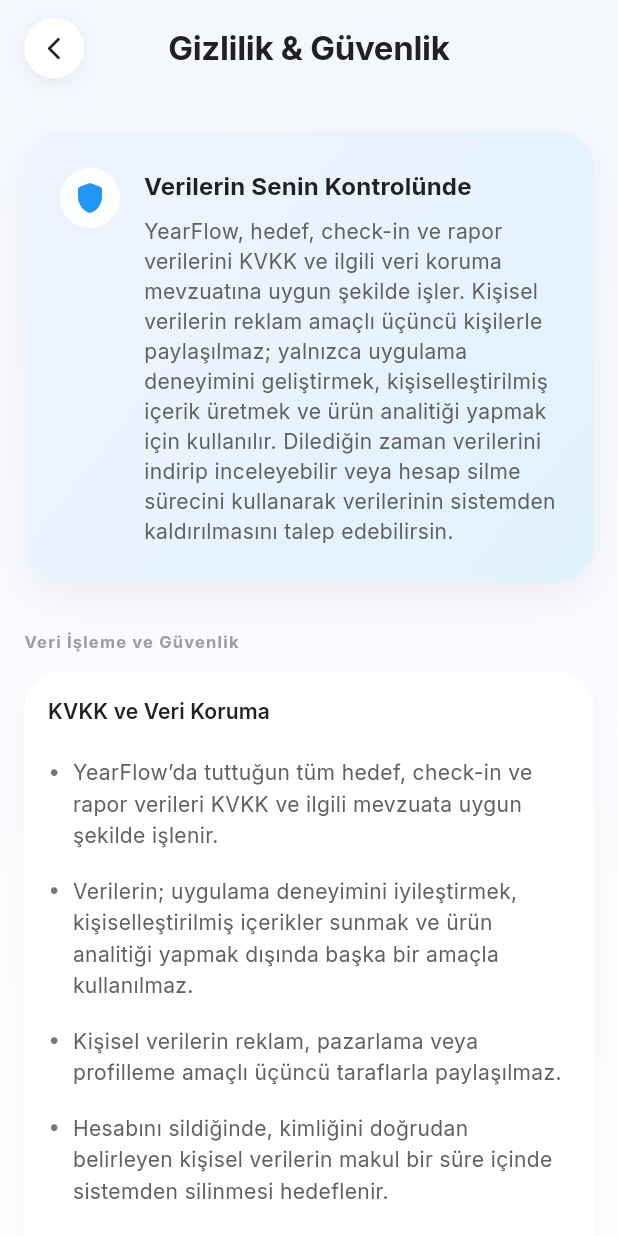
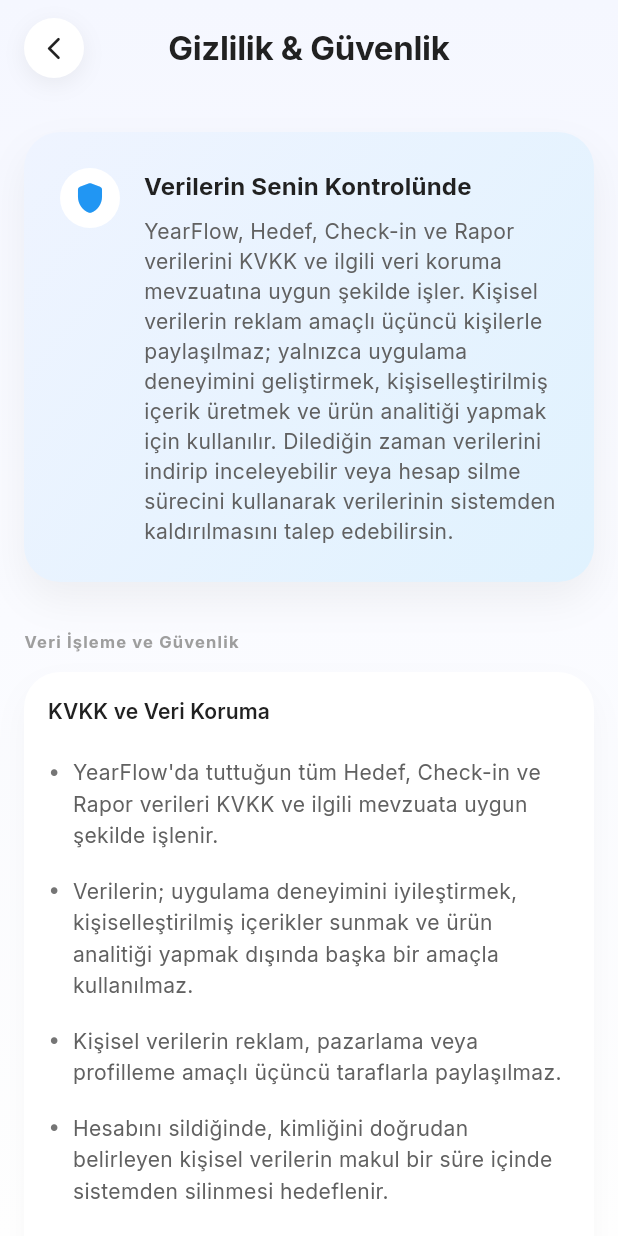
Before and after one commit to mehmetakifkucukkaya/year-flow, a Flutter app: the SettingsPage screen opened by its route, after a tap on "Gizlilik & Güvenlik", on a phone screen of 412 x 824 dp. Run offline on Flutter 3.47's test engine with Material 3 defaults, Android fonts, the phone set to English and light mode, and no system bars; our stand-ins replace cloud_firestore, firebase_auth, firebase_core, flutter_riverpod, go_router, google_fonts and 2 more; accounts and stored records are empty.

Commit message:
fix: update success messages and improve text consistency across pages

```diff
--- a/lib/features/checkin/presentation/check_in_page.dart
+++ b/lib/features/checkin/presentation/check_in_page.dart
@@ -84,7 +84,7 @@
       if (mounted) {
         AppSnackbar.showSuccess(
           context,
-          message: 'Check-in kaydedildi! 🎉',
+          message: 'Check-in kaydedildi! ✅',
         );
         context.pop();
       }
--- a/lib/features/goals/presentation/goal_detail_page.dart
+++ b/lib/features/goals/presentation/goal_detail_page.dart
@@ -166,7 +166,7 @@
                 ),
                 Expanded(
                   child: Center(
-                    child: Text('Check-inler yüklenirken hata: $error'),
+                    child: Text('Check-in\'ler yüklenirken hata: $error'),
                   ),
                 ),
               ],
@@ -264,7 +264,7 @@
     // Check-in zaten Firestore'a kaydedildi, stream otomatik güncellenecek
     AppSnackbar.showSuccess(
       context,
-      message: 'Check-in kaydedildi',
+      message: 'Check-in kaydedildi! ✅',
     );
   }
 }
--- a/lib/features/settings/presentation/privacy_security_page.dart
+++ b/lib/features/settings/presentation/privacy_security_page.dart
@@ -24,20 +24,20 @@
             ],
           ),
         ),
-        child: SafeArea(
+        child: const SafeArea(
           bottom: false,
           child: Column(
             children: [
-              const _PrivacyAppBar(),
+              _PrivacyAppBar(),
               Expanded(
                 child: SingleChildScrollView(
-                  padding: const EdgeInsets.symmetric(
+                  padding: EdgeInsets.symmetric(
                     horizontal: AppSpacing.md,
                     vertical: AppSpacing.lg,
                   ),
                   child: Column(
                     crossAxisAlignment: CrossAxisAlignment.start,
-                    children: const [
+                    children: [
                       _PrivacyIntroCard(),
                       SizedBox(height: AppSpacing.xl),
                       _PrivacyOptionsSection(),
@@ -157,7 +157,7 @@
                 ),
                 const SizedBox(height: AppSpacing.xs),
                 Text(
-                  'YearFlow, hedef, check-in ve rapor verilerini KVKK ve ilgili veri koruma mevzuatına uygun şekilde işler. '
+                  'YearFlow, Hedef, Check-in ve Rapor verilerini KVKK ve ilgili veri koruma mevzuatına uygun şekilde işler. '
                   'Kişisel verilerin reklam amaçlı üçüncü kişilerle paylaşılmaz; yalnızca uygulama deneyimini geliştirmek, kişiselleştirilmiş içerik üretmek ve ürün analitiği yapmak için kullanılır. '
                   'Dilediğin zaman verilerini indirip inceleyebilir veya hesap silme sürecini kullanarak verilerinin sistemden kaldırılmasını talep edebilirsin.',
                   style: AppTextStyles.bodyMedium.copyWith(
@@ -216,23 +216,23 @@
                   ),
                 ),
                 const SizedBox(height: AppSpacing.sm),
-                _BulletText(
+                const _BulletText(
                   text:
-                      'YearFlow’da tuttuğun tüm hedef, check-in ve rapor verileri KVKK ve ilgili mevzuata uygun şekilde işlenir.',
+                      'YearFlow\'da tuttuğun tüm Hedef, Check-in ve Rapor verileri KVKK ve ilgili mevzuata uygun şekilde işlenir.',
                 ),
-                _BulletText(
+                const _BulletText(
                   text:
                       'Verilerin; uygulama deneyimini iyileştirmek, kişiselleştirilmiş içerikler sunmak ve ürün analitiği yapmak dışında başka bir amaçla kullanılmaz.',
                 ),
-                _BulletText(
+                const _BulletText(
                   text:
                       'Kişisel verilerin reklam, pazarlama veya profilleme amaçlı üçüncü taraflarla paylaşılmaz.',
                 ),
-                _BulletText(
+                const _BulletText(
                   text:
                       'Hesabını sildiğinde, kimliğini doğrudan belirleyen kişisel verilerin makul bir süre içinde sistemden silinmesi hedeflenir.',
                 ),
-                _BulletText(
+                const _BulletText(
                   text:
                       'Yasal yükümlülükler gereği tutulması zorunlu olan kayıtlar, yalnızca mevzuata uygun süre boyunca saklanır ve süresi dolduğunda güvenli biçimde imha edilir.',
                 ),
@@ -262,11 +262,11 @@
               ),
             ],
           ),
-          child: Padding(
-            padding: const EdgeInsets.all(AppSpacing.md),
+          child: const Padding(
+            padding: EdgeInsets.all(AppSpacing.md),
             child: Column(
               crossAxisAlignment: CrossAxisAlignment.start,
-              children: const [
+              children: [
                 _BulletText(
                   text:
                       'Verilerin, endüstri standartlarına uygun biçimde yetkisiz erişime, kayba veya kötüye kullanıma karşı korunur.',
--- a/lib/features/settings/presentation/settings_page.dart
+++ b/lib/features/settings/presentation/settings_page.dart
@@ -490,7 +490,7 @@
             children: [
               _SettingsTile._(
                 icon: Icons.cloud_download_rounded,
-                title: 'Hedef ve raporları yedekle / dışa aktar',
+                title: 'Hedef ve Raporları yedekle / dışa aktar',
                 trailing: const _ChevronWithLabel(label: 'Dışa aktar'),
                 onTap: () {
                   _showExportOptionsDialog(context, 'goals_reports');
```
Also changed, not shown: lib/features/goals/presentation/goals_page.dart (+4 -4 lines).
